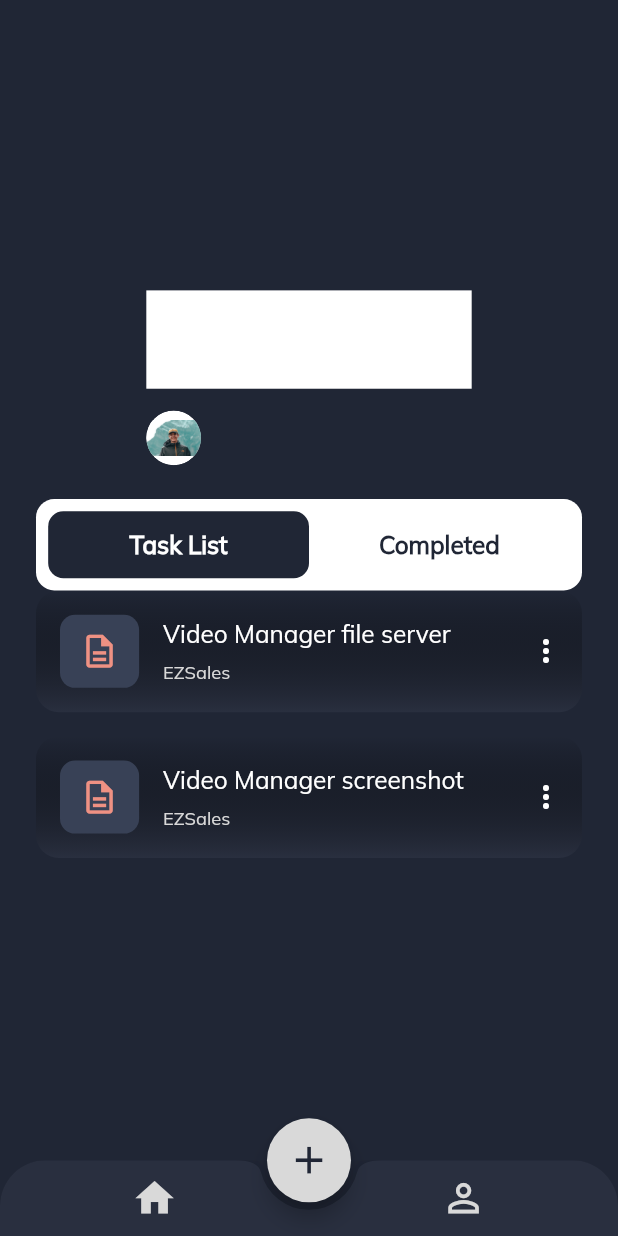
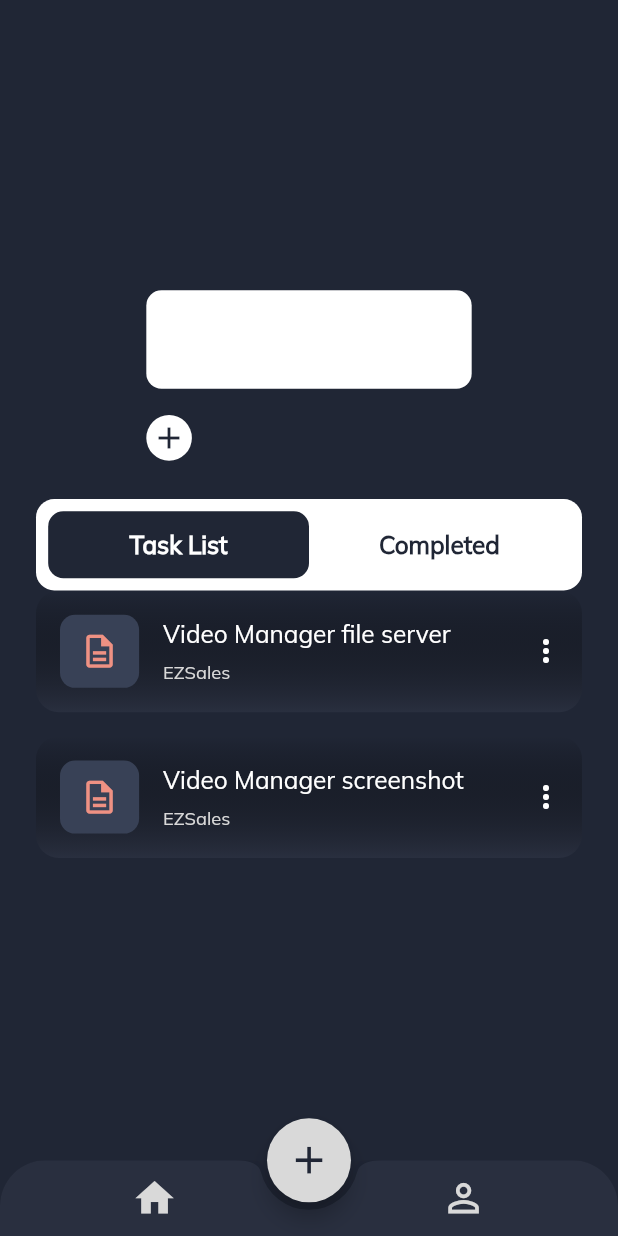
Before and after one commit to ShrutiPokharel/drs, a Flutter app: the screen it shows after launch, after a tap on "Sign In", on a phone screen of 412 x 824 dp. Run offline on Flutter 3.47's test engine with Material 2 defaults, Android fonts, the phone set to English and light mode, and no system bars; our stand-ins replace flutter_screenutil.

Commit message:
participants

```diff
--- a/lib/components/projectNameBox.dart
+++ b/lib/components/projectNameBox.dart
@@ -6,7 +6,12 @@ import 'package:flutter/src/widgets/framework.dart';
 import 'package:flutter_screenutil/flutter_screenutil.dart';
 
 class ProjectNameBox extends StatelessWidget {
-  const ProjectNameBox({Key? key}) : super(key: key);
+  ProjectNameBox({Key? key}) : super(key: key);
+  List<String> taskProfile = [
+    'profile1.jpg',
+    'profile2.jpg',
+    'profile3.jpg',
+  ];
 
   @override
   Widget build(BuildContext context) {
@@ -22,16 +27,24 @@ class ProjectNameBox extends StatelessWidget {
         children: [
           Expanded(
             child: Container(
-              color: Colors.white,
+              decoration: BoxDecoration(
+                borderRadius: BorderRadius.circular(10.r),
+                color: Colors.white,
+              ),
             ),
           ),
           Expanded(
               child: Row(
             children: [
               SingleParticipant(
-                  profilePicture: 'assets/profile/profile1.jpg', onTap: () {})
+                profilePicture: 'assets/profile/profile1.jpg',
+                onTap: () {},
+                profileRadius: 13.r,
+                outline: true,
+                proLength: 3,
+              ),
             ],
-          ))
+          )),
         ],
       ),
     );
--- a/lib/components/singleParticipant.dart
+++ b/lib/components/singleParticipant.dart
@@ -1,3 +1,4 @@
+import 'package:drs/Constant.dart';
 import 'package:drs/Participants.dart';
 import 'package:flutter/material.dart';
 import 'package:flutter/src/foundation/key.dart';
@@ -5,28 +6,45 @@ import 'package:flutter/src/widgets/framework.dart';
 import 'package:flutter_screenutil/flutter_screenutil.dart';
 
 class SingleParticipant extends StatelessWidget {
-  const SingleParticipant(
-      {Key? key, required this.profilePicture, required this.onTap})
+  SingleParticipant(
+      {Key? key,
+      required this.profilePicture,
+      required this.onTap,
+      this.profileRadius,
+      this.outline = false, this.proLength})
       : super(key: key);
   final String profilePicture;
   final Function onTap;
+  double? profileRadius;
+  bool outline;
+  double? proLength;
   @override
   Widget build(BuildContext context) {
-    return ClipOval(
+    return CircleAvatar(
+      radius: outline ? ((profileRadius ?? 18.r) + 2) : (profileRadius ?? 18.r),
+      backgroundColor: Colors.white,
+      child: ClipOval(
         child: CircleAvatar(
             backgroundColor: Colors.white,
-        radius: 18.r,
+            radius: profileRadius ?? 18.r,
             child: profilePicture != " "
-            ? GestureDetector(
+                ? proLength== null ?GestureDetector(
                     onTap: () {
                       onTap();
                     },
-                child: Image.asset(profilePicture))
-            : IconButton(
-                onPressed: () {
+                    child: Image.asset(profilePicture)): Icon(
+                      Icons.add,
+                      color: background,
+                    )
+                : GestureDetector(
+                    onTap: () {
                       onTap();
                     },
-                icon: Icon(Icons.add)),
+                    child:
+                    Icon(
+                      Icons.add,
+                      color: background,
+                    ))),
       ),
     );
   }
```
Also changed, not shown: lib/Participants.dart (+10 -4 lines). Lines whose indentation alone changed are shown as unchanged.
